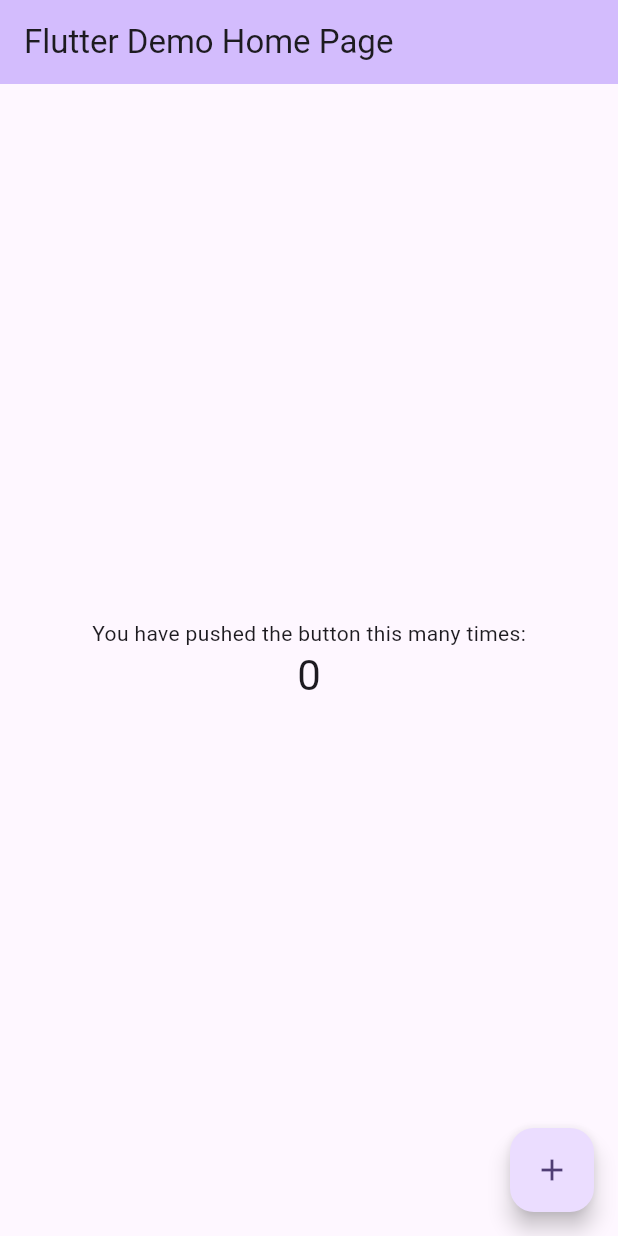
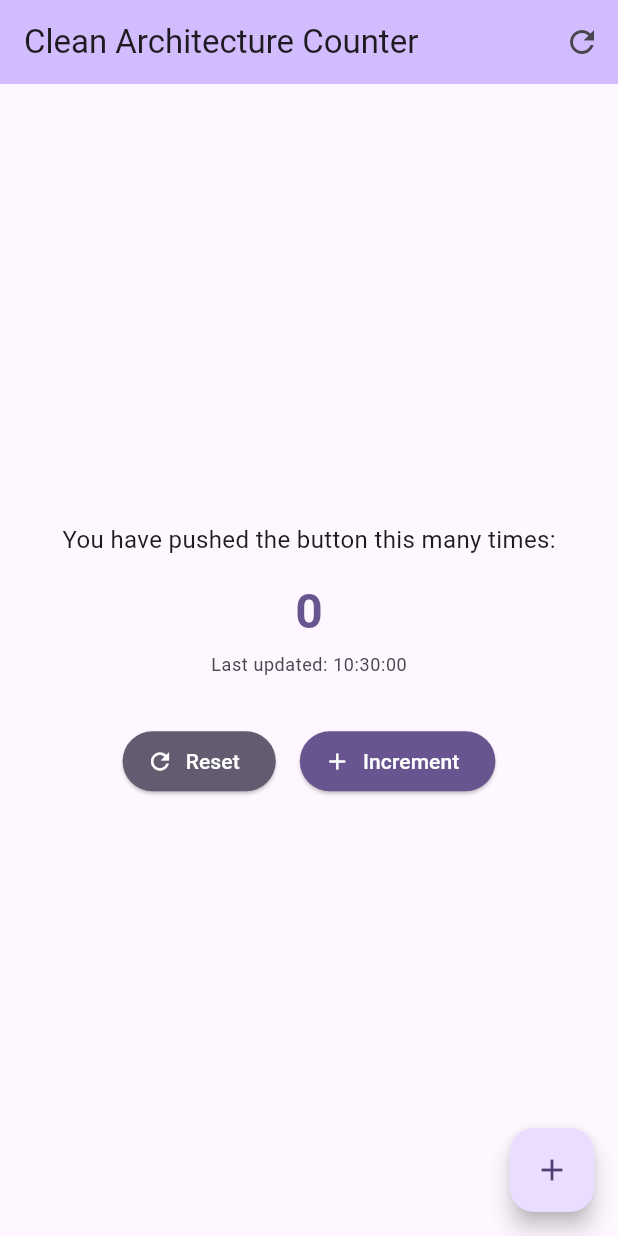
Before and after one commit to kael-moreno/flutter-base, a Flutter app: the screen it shows after launch, on a phone screen of 412 x 824 dp. Run offline on Flutter 3.47's test engine with Material 3 defaults, Android fonts, the phone set to English and light mode, and no system bars; our stand-ins replace dartz, flutter_riverpod.

Commit message:
feat: Implement Clean Architecture with Riverpod for Counter Feature
- Added pubspec dependencies for Riverpod, Dartz, GetIt, Freezed, and JSON serialization.
- Created CLEAN_ARCHITECTURE_GUIDE.md to document the architecture and project structure.
- Implemented core error handling with Failure classes.
- Developed use case structure for business logic.
- Created Counter feature with data sources, repositories, and domain entities.
- Implemented presentation layer with state management using Riverpod.
- Added widgets for counter display and actions.
- Established testing strategy for unit, widget, and integration tests.

```diff
--- /dev/null
+++ b/lib/features/counter/data/repositories/counter_repository_impl.dart
@@ -0,0 +1,73 @@
+import 'package:dartz/dartz.dart';
+import '../../../../core/errors/failures.dart';
+import '../../domain/entities/counter.dart';
+import '../../domain/repositories/counter_repository.dart';
+import '../datasources/counter_local_data_source.dart';
+
+/// Implementation of the CounterRepository
+class CounterRepositoryImpl implements CounterRepository {
+  final CounterLocalDataSource localDataSource;
+
+  CounterRepositoryImpl({
+    required this.localDataSource,
+  });
+
+  @override
+  Future<Either<Failure, Counter>> getCounter() async {
+    try {
+      final value = await localDataSource.getCounter();
+      final counter = Counter(
+        value: value,
+        lastUpdated: DateTime.now(),
+      );
+      return Right(counter);
+    } catch (e) {
+      return Left(StorageFailure(message: 'Failed to get counter: $e'));
+    }
+  }
+
+  @override
+  Future<Either<Failure, Counter>> incrementCounter() async {
+    try {
+      final currentValue = await localDataSource.getCounter();
+      final newValue = currentValue + 1;
+      await localDataSource.saveCounter(newValue);
+
+      final counter = Counter(
+        value: newValue,
+        lastUpdated: DateTime.now(),
+      );
+      return Right(counter);
+    } catch (e) {
+      return Left(StorageFailure(message: 'Failed to increment counter: $e'));
+    }
+  }
+
+  @override
+  Future<Either<Failure, Counter>> resetCounter() async {
+    try {
+      await localDataSource.clearCounter();
+      final counter = Counter(
+        value: 0,
+        lastUpdated: DateTime.now(),
+      );
+      return Right(counter);
+    } catch (e) {
+      return Left(StorageFailure(message: 'Failed to reset counter: $e'));
+    }
+  }
+
+  @override
+  Future<Either<Failure, Counter>> setCounter(int value) async {
+    try {
+      await localDataSource.saveCounter(value);
+      final counter = Counter(
+        value: value,
+        lastUpdated: DateTime.now(),
+      );
+      return Right(counter);
+    } catch (e) {
+      return Left(StorageFailure(message: 'Failed to set counter: $e'));
+    }
+  }
+}
--- /dev/null
+++ b/lib/features/counter/domain/entities/counter.dart
@@ -0,0 +1,34 @@
+/// Counter entity representing the business object
+class Counter {
+  final int value;
+  final DateTime lastUpdated;
+
+  const Counter({
+    required this.value,
+    required this.lastUpdated,
+  });
+
+  Counter copyWith({
+    int? value,
+    DateTime? lastUpdated,
+  }) {
+    return Counter(
+      value: value ?? this.value,
+      lastUpdated: lastUpdated ?? this.lastUpdated,
+    );
+  }
+
+  @override
+  String toString() => 'Counter(value: $value, lastUpdated: $lastUpdated)';
+
+  @override
+  bool operator ==(Object other) {
+    if (identical(this, other)) return true;
+    return other is Counter &&
+        other.value == value &&
+        other.lastUpdated == lastUpdated;
+  }
+
+  @override
+  int get hashCode => value.hashCode ^ lastUpdated.hashCode;
+}
--- /dev/null
+++ b/lib/features/counter/domain/repositories/counter_repository.dart
@@ -0,0 +1,18 @@
+import 'package:dartz/dartz.dart';
+import '../../../../core/errors/failures.dart';
+import '../entities/counter.dart';
+
+/// Abstract repository for counter operations
+abstract class CounterRepository {
+  /// Get the current counter value
+  Future<Either<Failure, Counter>> getCounter();
+
+  /// Increment the counter by 1
+  Future<Either<Failure, Counter>> incrementCounter();
+
+  /// Reset the counter to 0
+  Future<Either<Failure, Counter>> resetCounter();
+
+  /// Set the counter to a specific value
+  Future<Either<Failure, Counter>> setCounter(int value);
+}
--- /dev/null
+++ b/lib/features/counter/domain/usecases/get_counter.dart
@@ -0,0 +1,17 @@
+import 'package:dartz/dartz.dart';
+import '../../../../core/errors/failures.dart';
+import '../../../../core/usecases/usecase.dart';
+import '../entities/counter.dart';
+import '../repositories/counter_repository.dart';
+
+/// Use case for getting the current counter value
+class GetCounter implements NoParamsUseCase<Counter> {
+  final CounterRepository repository;
+
+  GetCounter(this.repository);
+
+  @override
+  Future<Either<Failure, Counter>> call() async {
+    return await repository.getCounter();
+  }
+}
--- /dev/null
+++ b/lib/features/counter/domain/usecases/increment_counter.dart
@@ -0,0 +1,17 @@
+import 'package:dartz/dartz.dart';
+import '../../../../core/errors/failures.dart';
+import '../../../../core/usecases/usecase.dart';
+import '../entities/counter.dart';
+import '../repositories/counter_repository.dart';
+
+/// Use case for incrementing the counter
+class IncrementCounter implements NoParamsUseCase<Counter> {
+  final CounterRepository repository;
+
+  IncrementCounter(this.repository);
+
+  @override
+  Future<Either<Failure, Counter>> call() async {
+    return await repository.incrementCounter();
+  }
+}
--- /dev/null
+++ b/lib/features/counter/domain/usecases/reset_counter.dart
@@ -0,0 +1,17 @@
+import 'package:dartz/dartz.dart';
+import '../../../../core/errors/failures.dart';
+import '../../../../core/usecases/usecase.dart';
+import '../entities/counter.dart';
+import '../repositories/counter_repository.dart';
+
+/// Use case for resetting the counter
+class ResetCounter implements NoParamsUseCase<Counter> {
+  final CounterRepository repository;
+
+  ResetCounter(this.repository);
+
+  @override
+  Future<Either<Failure, Counter>> call() async {
+    return await repository.resetCounter();
+  }
+}
--- /dev/null
+++ b/lib/features/counter/presentation/pages/counter_page.dart
@@ -0,0 +1,71 @@
+import 'package:flutter/material.dart';
+import 'package:flutter_riverpod/flutter_riverpod.dart';
+import '../providers/counter_state_provider.dart';
+import '../widgets/counter_display.dart';
+import '../widgets/counter_actions.dart';
+
+/// Counter page following Clean Architecture
+class CounterPage extends ConsumerWidget {
+  const CounterPage({super.key});
+
+  @override
+  Widget build(BuildContext context, WidgetRef ref) {
+    final counterState = ref.watch(counterNotifierProvider);
+
+    return Scaffold(
+      appBar: AppBar(
+        title: const Text('Clean Architecture Counter'),
+        backgroundColor: Theme.of(context).colorScheme.inversePrimary,
+        actions: [
+          IconButton(
+            onPressed: () => ref.read(counterNotifierProvider.notifier).reset(),
+            icon: const Icon(Icons.refresh),
+            tooltip: 'Reset Counter',
+          ),
+        ],
+      ),
+      body: Center(
+        child: Column(
+          mainAxisAlignment: MainAxisAlignment.center,
+          children: [
+            if (counterState.isLoading) ...[
+              const CircularProgressIndicator(),
+              const SizedBox(height: 16),
+              const Text('Loading counter...'),
+            ] else if (counterState.error != null) ...[
+              Icon(
+                Icons.error_outline,
+                color: Theme.of(context).colorScheme.error,
+                size: 48,
+              ),
+              const SizedBox(height: 16),
+              Text(
+                'Error: ${counterState.error}',
+                style: TextStyle(
+                  color: Theme.of(context).colorScheme.error,
+                ),
+                textAlign: TextAlign.center,
+              ),
+              const SizedBox(height: 16),
+              ElevatedButton(
+                onPressed: () => ref.read(counterNotifierProvider.notifier).loadCounter(),
+                child: const Text('Retry'),
+              ),
+            ] else ...[
+              const CounterDisplay(),
+              const SizedBox(height: 32),
+              const CounterActions(),
+            ],
+          ],
+        ),
+      ),
+      floatingActionButton: counterState.isLoading || counterState.error != null
+          ? null
+          : FloatingActionButton(
+              onPressed: () => ref.read(counterNotifierProvider.notifier).increment(),
+              tooltip: 'Increment',
+              child: const Icon(Icons.add),
+            ),
+    );
+  }
+}
--- /dev/null
+++ b/lib/features/counter/presentation/providers/counter_state_provider.dart
@@ -0,0 +1,92 @@
+import 'package:flutter_riverpod/flutter_riverpod.dart';
+import '../../domain/entities/counter.dart';
+import '../../domain/usecases/get_counter.dart';
+import '../../domain/usecases/increment_counter.dart';
+import '../../domain/usecases/reset_counter.dart';
+import 'counter_providers.dart';
+
+/// State for the counter feature
+class CounterState {
+  final Counter? counter;
+  final bool isLoading;
+  final String? error;
+
+  const CounterState({
+    this.counter,
+    this.isLoading = false,
+    this.error,
+  });
+
+  CounterState copyWith({
+    Counter? counter,
+    bool? isLoading,
+    String? error,
+  }) {
+    return CounterState(
+      counter: counter ?? this.counter,
+      isLoading: isLoading ?? this.isLoading,
+      error: error,
+    );
+  }
+}
+
+/// StateNotifier for managing counter state
+class CounterNotifier extends StateNotifier<CounterState> {
+  final GetCounter getCounter;
+  final IncrementCounter incrementCounter;
+  final ResetCounter resetCounter;
+
+  CounterNotifier({
+    required this.getCounter,
+    required this.incrementCounter,
+    required this.resetCounter,
+  }) : super(const CounterState()) {
+    loadCounter();
+  }
+
+  /// Load the initial counter value
+  Future<void> loadCounter() async {
+    state = state.copyWith(isLoading: true, error: null);
+
+    final result = await getCounter();
+    result.fold(
+      (failure) => state = state.copyWith(
+        isLoading: false,
+        error: failure.message,
+      ),
+      (counter) => state = state.copyWith(
+        isLoading: false,
+        counter: counter,
+        error: null,
+      ),
+    );
+  }
+
+  /// Increment the counter
+  Future<void> increment() async {
+    final result = await incrementCounter();
+    result.fold(
+      (failure) => state = state.copyWith(error: failure.message),
+      (counter) => state = state.copyWith(counter: counter, error: null),
+    );
+  }
+
+  /// Reset the counter
+  Future<void> reset() async {
+    final result = await resetCounter();
+    result.fold(
+      (failure) => state = state.copyWith(error: failure.message),
+      (counter) => state = state.copyWith(counter: counter, error: null),
+    );
+  }
+}
+
+/// Provider for the counter state notifier
+final counterNotifierProvider =
+    StateNotifierProvider<CounterNotifier, CounterState>((ref) {
+  return CounterNotifier(
+    getCounter: ref.read(getCounterUseCaseProvider),
+    incrementCounter: ref.read(incrementCounterUseCaseProvider),
+    resetCounter: ref.read(resetCounterUseCaseProvider),
+  );
+});
--- /dev/null
+++ b/lib/features/counter/presentation/widgets/counter_actions.dart
@@ -0,0 +1,38 @@
+import 'package:flutter/material.dart';
+import 'package:flutter_riverpod/flutter_riverpod.dart';
+import '../providers/counter_state_provider.dart';
+
+/// Widget containing action buttons for the counter
+class CounterActions extends ConsumerWidget {
+  const CounterActions({super.key});
+
+  @override
+  Widget build(BuildContext context, WidgetRef ref) {
+    final counterNotifier = ref.read(counterNotifierProvider.notifier);
+
+    return Row(
+      mainAxisAlignment: MainAxisAlignment.center,
+      children: [
+        ElevatedButton.icon(
+          onPressed: () => counterNotifier.reset(),
+          icon: const Icon(Icons.refresh),
+          label: const Text('Reset'),
+          style: ElevatedButton.styleFrom(
+            backgroundColor: Theme.of(context).colorScheme.secondary,
+            foregroundColor: Theme.of(context).colorScheme.onSecondary,
+          ),
+        ),
+        const SizedBox(width: 16),
+        ElevatedButton.icon(
+          onPressed: () => counterNotifier.increment(),
+          icon: const Icon(Icons.add),
+          label: const Text('Increment'),
+          style: ElevatedButton.styleFrom(
+            backgroundColor: Theme.of(context).colorScheme.primary,
+            foregroundColor: Theme.of(context).colorScheme.onPrimary,
+          ),
+        ),
+      ],
+    );
+  }
+}
--- /dev/null
+++ b/lib/features/counter/presentation/widgets/counter_display.dart
@@ -0,0 +1,46 @@
+import 'package:flutter/material.dart';
+import 'package:flutter_riverpod/flutter_riverpod.dart';
+import '../providers/counter_state_provider.dart';
+
+/// Widget to display the counter value
+class CounterDisplay extends ConsumerWidget {
+  const CounterDisplay({super.key});
+
+  @override
+  Widget build(BuildContext context, WidgetRef ref) {
+    final counterState = ref.watch(counterNotifierProvider);
+    final counter = counterState.counter;
+
+    return Column(
+      children: [
+        const Text(
+          'You have pushed the button this many times:',
+          style: TextStyle(fontSize: 16),
+        ),
+        const SizedBox(height: 16),
+        Text(
+          '${counter?.value ?? 0}',
+          style: Theme.of(context).textTheme.headlineLarge?.copyWith(
+                fontWeight: FontWeight.bold,
+                color: Theme.of(context).colorScheme.primary,
+              ),
+        ),
+        if (counter?.lastUpdated != null) ...[
+          const SizedBox(height: 8),
+          Text(
+            'Last updated: ${_formatDateTime(counter!.lastUpdated)}',
+            style: Theme.of(context).textTheme.bodySmall?.copyWith(
+                  color: Theme.of(context).colorScheme.onSurfaceVariant,
+                ),
+          ),
+        ],
+      ],
+    );
+  }
+
+  String _formatDateTime(DateTime dateTime) {
+    return '${dateTime.hour.toString().padLeft(2, '0')}:'
+        '${dateTime.minute.toString().padLeft(2, '0')}:'
+        '${dateTime.second.toString().padLeft(2, '0')}';
+  }
+}
--- a/lib/main.dart
+++ b/lib/main.dart
@@ -1,122 +1,27 @@
 import 'package:flutter/material.dart';
+import 'package:flutter_riverpod/flutter_riverpod.dart';
+import 'features/counter/presentation/pages/counter_page.dart';
 
 void main() {
-  runApp(const MyApp());
+  runApp(
+    const ProviderScope(
+      child: MyApp(),
+    ),
+  );
 }
 
 class MyApp extends StatelessWidget {
   const MyApp({super.key});
 
-  // This widget is the root of your application.
   @override
   Widget build(BuildContext context) {
     return MaterialApp(
-      title: 'Flutter Demo',
+      title: 'Clean Architecture Flutter Demo',
       theme: ThemeData(
-        // This is the theme of your application.
-        //
-        // TRY THIS: Try running your application with "flutter run". You'll see
-        // the application has a purple toolbar. Then, without quitting the app,
-        // try changing the seedColor in the colorScheme below to Colors.green
-        // and then invoke "hot reload" (save your changes or press the "hot
-        // reload" button in a Flutter-supported IDE, or press "r" if you used
-        // the command line to start the app).
-        //
-        // Notice that the counter didn't reset back to zero; the application
-        // state is not lost during the reload. To reset the state, use hot
-        // restart instead.
-        //
-        // This works for code too, not just values: Most code changes can be
-        // tested with just a hot reload.
         colorScheme: ColorScheme.fromSeed(seedColor: Colors.deepPurple),
+        useMaterial3: true,
       ),
-      home: const MyHomePage(title: 'Flutter Demo Home Page'),
+      home: const CounterPage(),
     );
   }
 }
-
-class MyHomePage extends StatefulWidget {
-  const MyHomePage({super.key, required this.title});
-
-  // This widget is the home page of your application. It is stateful, meaning
-  // that it has a State object (defined below) that contains fields that affect
-  // how it looks.
-
-  // This class is the configuration for the state. It holds the values (in this
-  // case the title) provided by the parent (in this case the App widget) and
-  // used by the build method of the State. Fields in a Widget subclass are
-  // always marked "final".
-
-  final String title;
-
-  @override
-  State<MyHomePage> createState() => _MyHomePageState();
-}
-
-class _MyHomePageState extends State<MyHomePage> {
-  int _counter = 0;
-
-  void _incrementCounter() {
-    setState(() {
-      // This call to setState tells the Flutter framework that something has
-      // changed in this State, which causes it to rerun the build method below
-      // so that the display can reflect the updated values. If we changed
-      // _counter without calling setState(), then the build method would not be
-      // called again, and so nothing would appear to happen.
-      _counter++;
-    });
-  }
-
-  @override
-  Widget build(BuildContext context) {
-    // This method is rerun every time setState is called, for instance as done
-    // by the _incrementCounter method above.
-    //
-    // The Flutter framework has been optimized to make rerunning build methods
-    // fast, so that you can just rebuild anything that needs updating rather
-    // than having to individually change instances of widgets.
-    return Scaffold(
-      appBar: AppBar(
-        // TRY THIS: Try changing the color here to a specific color (to
-        // Colors.amber, perhaps?) and trigger a hot reload to see the AppBar
-        // change color while the other colors stay the same.
-        backgroundColor: Theme.of(context).colorScheme.inversePrimary,
-        // Here we take the value from the MyHomePage object that was created by
-        // the App.build method, and use it to set our appbar title.
-        title: Text(widget.title),
-      ),
-      body: Center(
-        // Center is a layout widget. It takes a single child and positions it
-        // in the middle of the parent.
-        child: Column(
-          // Column is also a layout widget. It takes a list of children and
-          // arranges them vertically. By default, it sizes itself to fit its
-          // children horizontally, and tries to be as tall as its parent.
-          //
-          // Column has various properties to control how it sizes itself and
-          // how it positions its children. Here we use mainAxisAlignment to
-          // center the children vertically; the main axis here is the vertical
-          // axis because Columns are vertical (the cross axis would be
-          // horizontal).
-          //
-          // TRY THIS: Invoke "debug painting" (choose the "Toggle Debug Paint"
-          // action in the IDE, or press "p" in the console), to see the
-          // wireframe for each widget.
-          mainAxisAlignment: MainAxisAlignment.center,
-          children: <Widget>[
-            const Text('You have pushed the button this many times:'),
-            Text(
-              '$_counter',
-              style: Theme.of(context).textTheme.headlineMedium,
-            ),
-          ],
-        ),
-      ),
-      floatingActionButton: FloatingActionButton(
-        onPressed: _incrementCounter,
-        tooltip: 'Increment',
-        child: const Icon(Icons.add),
-      ), // This trailing comma makes auto-formatting nicer for build methods.
-    );
-  }
-}
```
Also changed, not shown: lib/core/errors/failures.dart (added, +54 -0 lines), lib/core/usecases/usecase.dart (added, +15 -0 lines), lib/features/counter/data/datasources/counter_local_data_source.dart (added, +38 -0 lines), lib/features/counter/presentation/providers/counter_providers.dart (added, +34 -0 lines), pubspec.yaml (+21 -0 lines), pubspec.lock, 2 other files.
